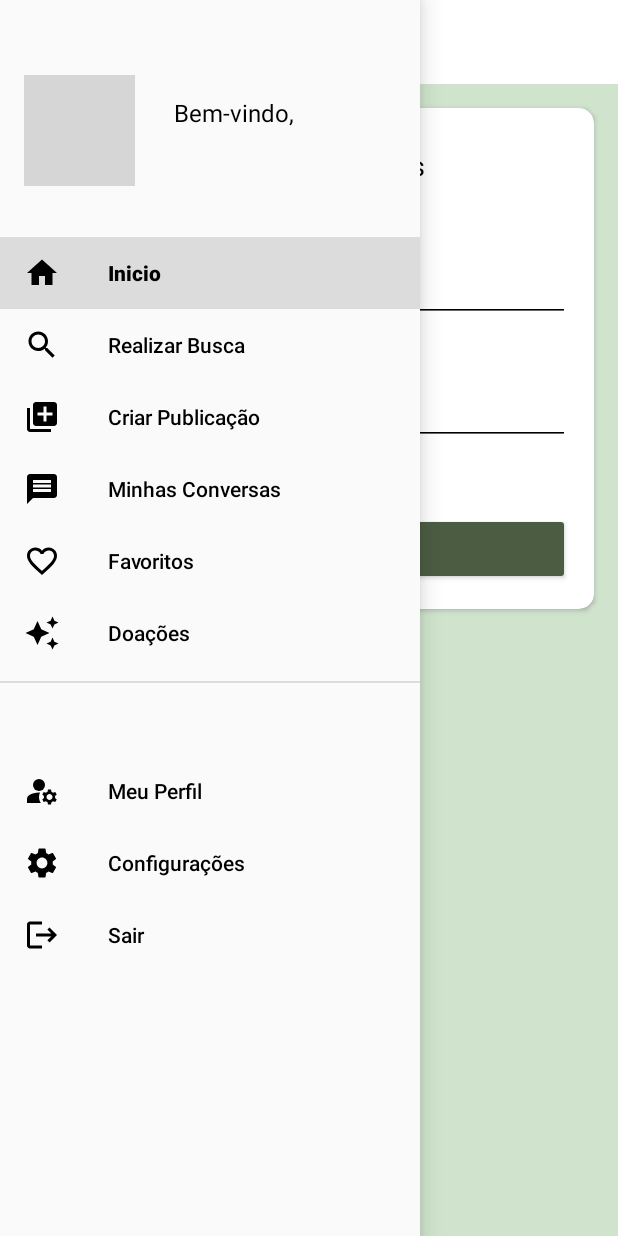
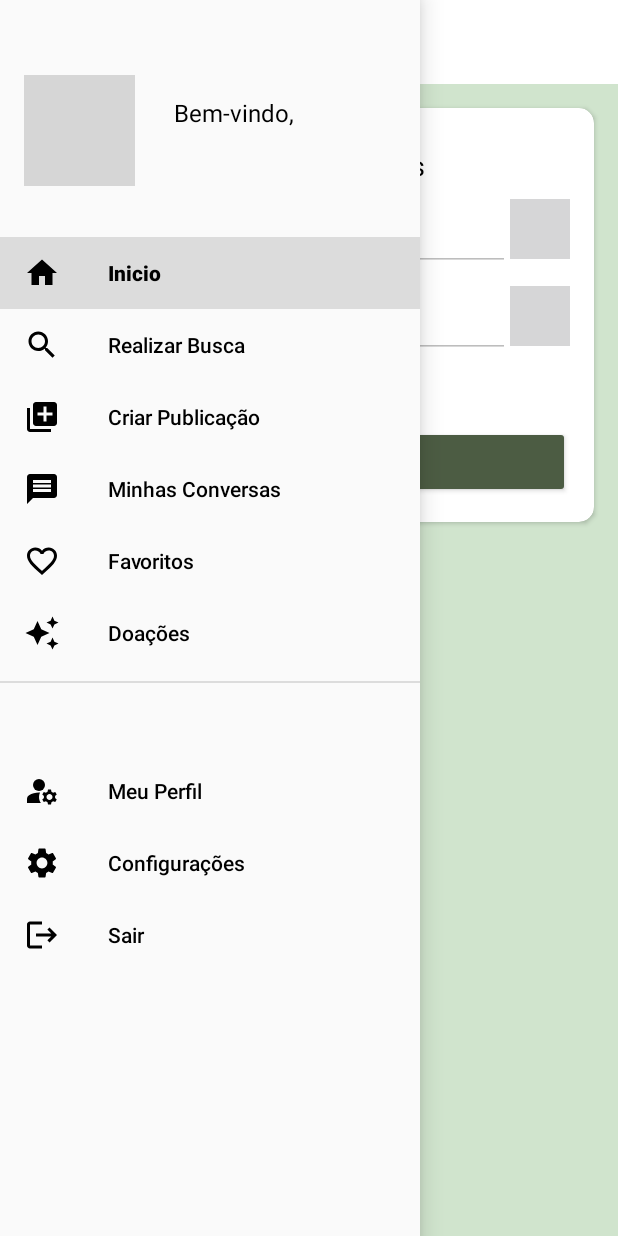
Before and after one commit to Kenjix/Projeto-PetFinder, an Android app: the fragment EditarPerfilFragment placed in its activity, with the side drawer open, on a phone screen of 412 x 824 dp. Run offline under Robolectric (Android 15) with nearby library versions, the phone set to English and light mode, and no system bars; our stand-ins replace Volley; network calls fail; pictures from the network do not load; 1 statement that could not run was skipped; grey boxes are pictures that could not be loaded.

Commit message:
tela editar perfil

```diff
--- a/PetFinderApp/app/src/main/java/com/example/petfinderapp/EditarPerfilFragment.java
+++ b/PetFinderApp/app/src/main/java/com/example/petfinderapp/EditarPerfilFragment.java
@@ -7,6 +7,7 @@ import android.view.View;
 import android.view.ViewGroup;
 import android.widget.Button;
 import android.widget.EditText;
+import android.widget.ImageView;
 import android.widget.TextView;
 import android.widget.Toast;
 
@@ -17,6 +18,8 @@ import androidx.fragment.app.Fragment;
 
 import com.android.volley.Request;
 import com.android.volley.RequestQueue;
+import com.android.volley.Response;
+import com.android.volley.VolleyError;
 import com.android.volley.toolbox.JsonObjectRequest;
 import com.android.volley.toolbox.Volley;
 
@@ -31,56 +34,79 @@ import java.io.UnsupportedEncodingException;
 public class EditarPerfilFragment extends Fragment {
 
     private final String url = "http://192.168.0.115:8000/api/atualizarUsuario";
-    private EditText editNome, editCelular;
+    private EditText editTextNome, editTextCel;
     private Button buttonSalvar;
     private TextView msgErro;
+    ImageView imageEditarNome, imageEditarCelular;
+
+    String nome, telefone;
 
     @Nullable
     @Override
     public View onCreateView(@NonNull LayoutInflater inflater, @Nullable ViewGroup container, @Nullable Bundle savedInstanceState) {
         View rootView = inflater.inflate(R.layout.fragment_editar_perfil, container, false);
 
-        editNome = rootView.findViewById(R.id.editNome);
-        editCelular = rootView.findViewById(R.id.editCelular);
         buttonSalvar = rootView.findViewById(R.id.buttonSalvar);
         msgErro = rootView.findViewById(R.id.msgErro);
-        editCelular.addTextChangedListener(new PhoneMaskWatcher(editCelular));
+        editTextNome = rootView.findViewById(R.id.editTextNome);
+        editTextCel = rootView.findViewById(R.id.editTextCel);
+        imageEditarNome = rootView.findViewById(R.id.imageEditarNome);
+        imageEditarCelular = rootView.findViewById(R.id.imageEditarTel);
 
         buttonSalvar.setOnClickListener(view -> confirmarAtualizacao());
 
-        // Preencher automaticamente os campos de nome e telefone
-        Bundle bundle = getArguments();
-        if (bundle != null) {
-            String nome = bundle.getString("nome");
-            String telefone = bundle.getString("telefone");
-            if (!TextUtils.isEmpty(nome)) {
-                editNome.setText(nome);
+        //pensei em fazer com o SharedPreferences
+        // Preencha os valores atuais do nome e celular nos campos de entrada
+        String nomeAtual = ""; // Substitua pelo valor atual do nome do usuário
+        String celularAtual = ""; // Substitua pelo valor atual do celular do usuário
+        editTextNome.setText(nomeAtual);
+        editTextCel.setText(celularAtual);
+
+        // Desabilite o EditText
+        editTextNome.setEnabled(false);
+        editTextCel.setEnabled(false);
+
+        // Adicione um OnClickListener ao ImageView para habilitar o EditText quando clicado
+        imageEditarNome.setOnClickListener(v -> {
+            editTextNome.setEnabled(true);
+            imageEditarNome.setEnabled(false);
+            imageEditarCelular.setEnabled(true);
+
+            if(editTextCel.isEnabled()){
+                editTextCel.setEnabled(false);
             }
-            if (!TextUtils.isEmpty(telefone)) {
-                editCelular.setText(telefone);
+        });
+
+        imageEditarCelular.setOnClickListener(v -> {
+            editTextCel.setEnabled(true);
+            imageEditarCelular.setEnabled(false);
+            imageEditarNome.setEnabled(true);
+
+            if(editTextNome.isEnabled()){
+                editTextNome.setEnabled(false);
             }
-        }
+        });
 
         return rootView;
     }
 
     private void confirmarAtualizacao() {
-        String nome = editNome.getText().toString().trim();
-        String telefone = editCelular.getText().toString().trim();
+        String nome = editTextNome.getText().toString().trim();
+        String telefone = editTextCel.getText().toString().trim();
 
         if (TextUtils.isEmpty(nome)) {
-            editNome.requestFocus();
-            editNome.setError("Campo obrigatório!");
+            editTextNome.requestFocus();
+            msgErro.setError("Preencha o seu nome!");
             return;
         } else if (TextUtils.isEmpty(telefone)) {
-            editCelular.requestFocus();
-            editCelular.setError("Campo obrigatório!");
+            editTextCel.requestFocus();
+            msgErro.setError("Preencha seu celular!");
             return;
         }
 
         AlertDialog.Builder builder = new AlertDialog.Builder(requireContext());
         builder.setTitle("Confirmação de Atualização");
-        builder.setMessage("Para confirmar a atualização do seu nome e telefone, digite sua senha:");
+        builder.setMessage("Para confirmar a atualização do seu nome ou telefone, digite sua senha:");
         builder.setCancelable(false);
         View dialogView = LayoutInflater.from(requireContext()).inflate(R.layout.dialog_confirm_password, null);
         EditText editPassword = dialogView.findViewById(R.id.editSenha);
@@ -88,7 +114,7 @@ public class EditarPerfilFragment extends Fragment {
         builder.setPositiveButton("Confirmar", (dialogInterface, i) -> {
             String senhaConfirmacao = editPassword.getText().toString().trim();
             if (!TextUtils.isEmpty(senhaConfirmacao)) {
-                atualizarUsuario(nome, telefone);
+                atualizarUsuario(nome, telefone, senhaConfirmacao);
             }
         });
         builder.setNegativeButton("Cancelar", null);
@@ -97,24 +123,29 @@ public class EditarPerfilFragment extends Fragment {
         dialog.show();
     }
 
-    private void atualizarUsuario(String nome, String telefone) {
+    private void atualizarUsuario(String nome, String telefone, String senhaConfirmacao) {
         JSONObject jsonObject = new JSONObject();
-        Usuario user = new Usuario(nome, telefone.replaceAll("[^0-9]", ""));
+        Usuario user = new Usuario(nome, telefone.replaceAll("[^0-9]", ""), senhaConfirmacao);
         try {
             jsonObject.put("name", user.getName());
             jsonObject.put("telefone", user.getTelefone());
+            jsonObject.put("password", user.getPassword()); // Adicione a senha do usuário ao JSON
         } catch (JSONException e) {
             e.printStackTrace();
         }
 
         JsonObjectRequest request = new JsonObjectRequest(Request.Method.POST, url, jsonObject,
-                response -> {
+                new Response.Listener<JSONObject>() {
+                    @Override
+                    public void onResponse(JSONObject response) {
                         // Sucesso ao enviar os dados para o backend
                         Toast.makeText(requireActivity(), "Dados atualizados com sucesso!", Toast.LENGTH_SHORT).show();
-                    // Redirecionar para a tela ConfiguracoesFragment
-                    // ...
+                        //aqui tem que redirecionar para o fragment de configuração
+                    }
                 },
-                error -> {
+                new Response.ErrorListener() {
+                    @Override
+                    public void onErrorResponse(VolleyError error) {
                         // Verifica o código de resposta do servidor
                         if (error.networkResponse != null && error.networkResponse.statusCode != 200) {
                             try {
@@ -133,6 +164,7 @@ public class EditarPerfilFragment extends Fragment {
                             msgErro.setText("Erro código 20. Contate o suporte");
                         }
                     }
+                }
         );
 
         // Adiciona a requisição à fila do Volley
--- a/PetFinderApp/app/src/main/java/com/example/petfinderapp/model/Usuario.java
+++ b/PetFinderApp/app/src/main/java/com/example/petfinderapp/model/Usuario.java
@@ -29,9 +29,10 @@ public class Usuario {
         this.genero = genero;
         this.telefone = telefone;
     }
-    public Usuario(String name, String telefone) {
+    public Usuario(String name, String telefone, String password) {
         this.name = name;
         this.telefone = telefone;
+        this.password = password;
     }
     public Usuario(long id, String name, String avatar) {
         this.id = id;
--- a/PetFinderApp/app/src/main/res/layout/fragment_editar_perfil.xml
+++ b/PetFinderApp/app/src/main/res/layout/fragment_editar_perfil.xml
@@ -39,16 +39,59 @@
                     android:textColor="@color/black"
                     android:textSize="18sp" />
 
-                <EditText
-                    android:id="@+id/editNome"
+                <LinearLayout
                     android:layout_width="match_parent"
                     android:layout_height="wrap_content"
-                    android:layout_marginTop="25dp"
-                    android:backgroundTint="@color/black"
-                    android:ems="10"
-                    android:hint="Nome"
-                    android:inputType="text"
-                    android:padding="16dp" />
+                    android:orientation="vertical">
+                    <LinearLayout
+                        android:layout_width="match_parent"
+                        android:layout_height="wrap_content"
+                        android:orientation="horizontal">
+
+                        <EditText
+                            android:id="@+id/editTextNome"
+                            android:layout_width="0dp"
+                            android:layout_height="48dp"
+                            android:layout_weight="1"
+                            android:layout_marginLeft="10dp"
+                            android:gravity="left|center_vertical"
+                            android:textAppearance="?android:textAppearanceMedium"
+                            android:text="Nome" />
+
+                        <ImageView
+                            android:id="@+id/imageEditarNome"
+                            android:layout_width="40dp"
+                            android:layout_height="40dp"
+                            android:src="@drawable/ic_editarperfil"
+                            android:contentDescription="Editar" />
+                    </LinearLayout>
+
+                    <LinearLayout
+                        android:layout_width="match_parent"
+                        android:layout_height="wrap_content"
+                        android:orientation="horizontal"
+                        android:layout_marginTop="10dp">
+
+                        <EditText
+                            android:id="@+id/editTextCel"
+                            android:layout_width="0dp"
+                            android:layout_height="48dp"
+                            android:layout_weight="1"
+                            android:layout_marginLeft="10dp"
+                            android:gravity="left|center_vertical"
+                            android:textAppearance="?android:textAppearanceMedium"
+                            android:text="Celular" />
+
+                        <ImageView
+                            android:id="@+id/imageEditarTel"
+                            android:layout_width="40dp"
+                            android:layout_height="40dp"
+                            android:src="@drawable/ic_editarperfil"
+                            android:contentDescription="Editar" />
+                    </LinearLayout>
+
+                </LinearLayout>
+
 
                 <!--<EditText
                     android:id="@+id/editEmail"
@@ -60,17 +103,6 @@
                     android:hint="E-mail"
                     android:inputType="textEmailAddress"
                     android:padding="16dp"/>-->
-
-                <EditText
-                    android:id="@+id/editCelular"
-                    android:layout_width="match_parent"
-                    android:layout_height="wrap_content"
-                    android:layout_marginTop="25dp"
-                    android:backgroundTint="@color/black"
-                    android:ems="10"
-                    android:hint="Celular"
-                    android:inputType="phone"
-                    android:padding="16dp"/>
 
                 <TextView
                     android:id="@+id/msgErro"
```
Also changed, not shown: PetFinderApp/app/src/main/java/com/example/petfinderapp/model/PublicacaoAdapter.java (line endings or trailing spaces), 4 other files. Lines whose indentation alone changed are shown as unchanged.
